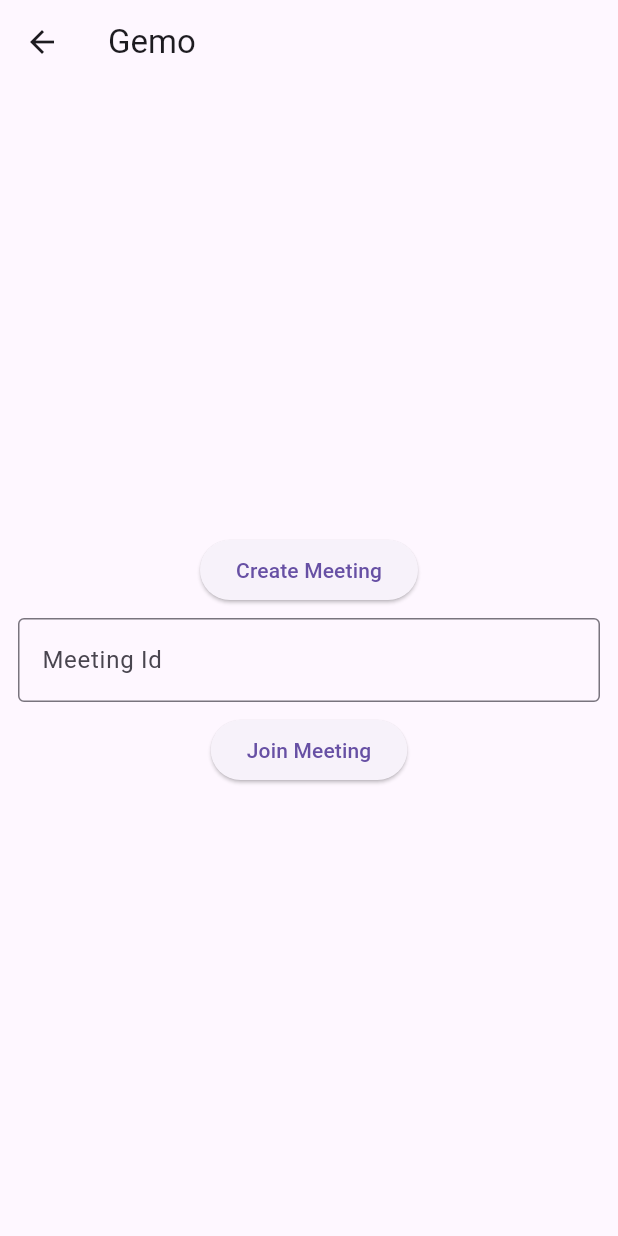
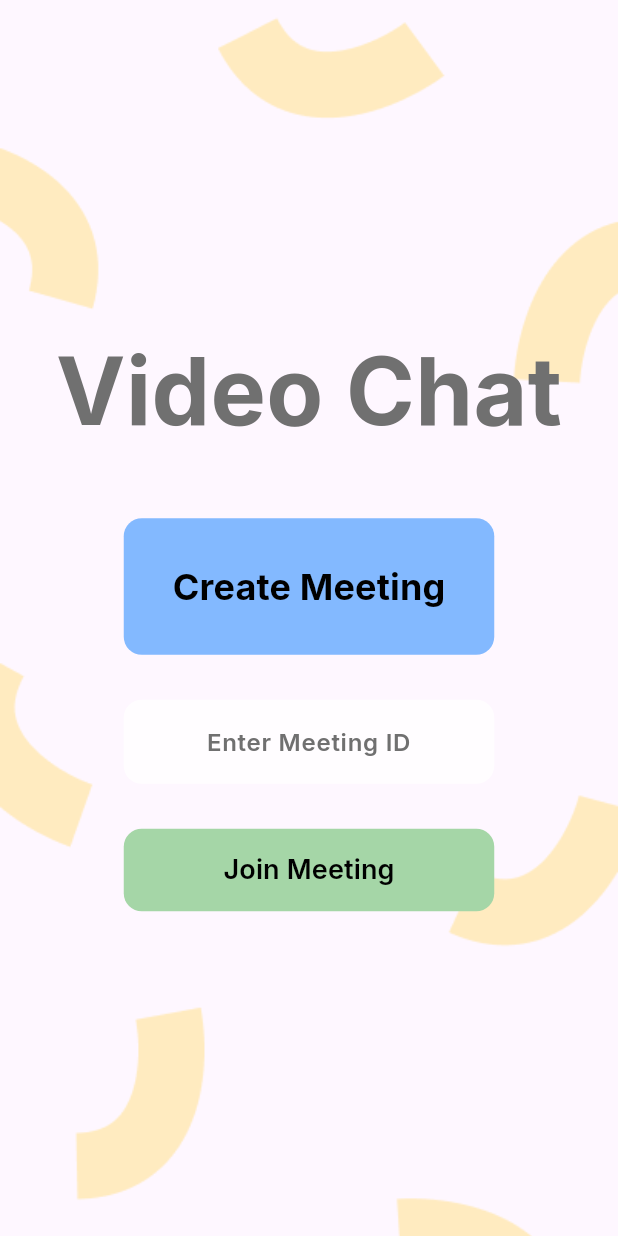
Before and after one commit to ParkerWilliams1/gemo, a Flutter app: the JoinScreen screen opened by its route, on a phone screen of 412 x 824 dp. Run offline on Flutter 3.47's test engine with Material 3 defaults, Android fonts, the phone set to English and light mode, and no system bars; our stand-ins replace cloud_firestore, firebase_auth, firebase_core, google_fonts; missing offline and left inert: videosdk; accounts and stored records are empty; generated files the repository leaves out were written again.

Commit message:
Updated JoinScreen UI / Fixed Leave Call Bug Crashing

```diff
--- a/lib/main.dart
+++ b/lib/main.dart
@@ -27,8 +27,8 @@ class MyApp extends StatelessWidget {
         primarySwatch: Colors.orange,
       ),
       debugShowCheckedModeBanner: false,
-      // initialRoute: SplashScreen.routeName,
-      initialRoute: JoinScreen.routeName,
+      initialRoute: SplashScreen.routeName,
+      // initialRoute: JoinScreen.routeName,
       routes: {
         SplashScreen.routeName: (context) => const SplashScreen(),
         HomeScreen.routeName: (context) => const HomeScreen(),
--- a/lib/video_stream/api_call.dart
+++ b/lib/video_stream/api_call.dart
@@ -2,7 +2,7 @@ import 'dart:convert';
 import 'package:http/http.dart' as http;
 
 //Auth token we will use to generate a meeting and connect to it
-String token = "VIDEOSDK_TOKEN_GOES_HERE";
+String token = "YOUR_API_HERE";
 
 // API call to create meeting
 Future<String> createMeeting() async {
--- a/lib/video_stream/join_screen.dart
+++ b/lib/video_stream/join_screen.dart
@@ -48,35 +48,115 @@ class JoinScreen extends StatelessWidget {
   @override
   Widget build(BuildContext context) {
     return Scaffold(
-      appBar: AppBar(
-        title: const Text('Gemo'),
+      body: Stack(
+        children: [
+          // Background image (same as home screen)
+          Container(
+            decoration: BoxDecoration(
+              image: DecorationImage(
+                image: AssetImage('lib/images/HomeScreen.png'),
+                fit: BoxFit.cover,
               ),
-      body: Padding(
-        padding: const EdgeInsets.all(12.0),
+            ),
+          ),
+
+          // Main content column
+          Center(
             child: Column(
               mainAxisAlignment: MainAxisAlignment.center,
               children: [
-            ElevatedButton(
+                // Title
+                const Text(
+                  'Video Chat',
+                  style: TextStyle(
+                    color: Color(0xFF707070),
+                    fontSize: 62,
+                    fontFamily: 'Inter',
+                    fontWeight: FontWeight.w700,
+                  ),
+                ),
+
+                SizedBox(height: 40),
+
+                // Create Meeting Button (matches New Chat button style)
+                Container(
+                  width: 247,
+                  height: 91,
+                  decoration: BoxDecoration(
+                    color: const Color(0xFF83B9FF),
+                    borderRadius: BorderRadius.circular(12),
+                  ),
+                  child: TextButton(
                     onPressed: () => onCreateButtonPressed(context),
-              child: const Text('Create Meeting'),
+                    child: const Text(
+                      'Create Meeting',
+                      style: TextStyle(
+                        color: Colors.black,
+                        fontSize: 24,
+                        fontFamily: 'Inter',
+                        fontWeight: FontWeight.w700,
                       ),
+                    ),
+                  ),
+                ),
+
+                SizedBox(height: 30),
+
+                // Meeting ID Input Field (styled to match)
                 Container(
-              margin: const EdgeInsets.fromLTRB(0, 8.0, 0, 8.0),
+                  width: 247,
+                  decoration: BoxDecoration(
+                    color: Colors.white.withOpacity(0.8),
+                    borderRadius: BorderRadius.circular(12),
+                  ),
                   child: TextField(
+                    textAlign: TextAlign.center,
                     decoration: const InputDecoration(
-                  hintText: 'Meeting Id',
-                  border: OutlineInputBorder(),
+                      hintText: 'Enter Meeting ID',
+                      border: InputBorder.none,
+                      contentPadding: EdgeInsets.all(16),
+                      hintStyle: TextStyle(
+                        color: Color(0xFF707070),
+                        fontFamily: 'Inter',
+                      ),
                     ),
                     controller: _meetingIdController,
+                    style: TextStyle(
+                      color: Colors.black,
+                      fontFamily: 'Inter',
+                      fontWeight: FontWeight.w600,
                     ),
                   ),
-            ElevatedButton(
+                ),
+
+                SizedBox(height: 30),
+
+                // Join Meeting Button (matches Video Chat button style)
+                Container(
+                  width: 247,
+                  height: 55,
+                  decoration: BoxDecoration(
+                    color: const Color(0xFFA5D6A7), // Same green as Video Chat button
+                    borderRadius: BorderRadius.circular(12),
+                  ),
+                  child: TextButton(
                     onPressed: () => onJoinButtonPressed(context),
-              child: const Text('Join Meeting'),
+                    child: const Text(
+                      'Join Meeting',
+                      style: TextStyle(
+                        color: Colors.black,
+                        fontSize: 18,
+                        fontFamily: 'Inter',
+                        fontWeight: FontWeight.w600,
+                      ),
+                    ),
+                  ),
                 ),
               ],
             ),
           ),
+        ],
+      ),
     );
   }
 }
```
Also changed, not shown: lib/screens/chat_home_screen.dart (+38 -6 lines), lib/video_stream/meeting_screen.dart (+8 -5 lines), 2 other files. Lines whose indentation alone changed are shown as unchanged.
